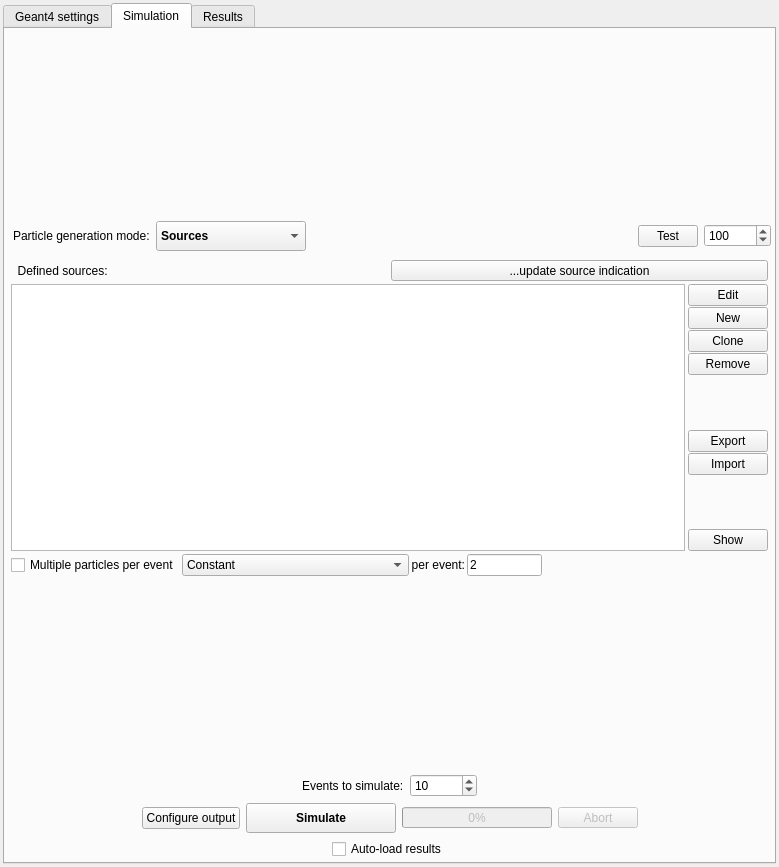
The window that ants3bundle/src/ants3/gui/particleSim/aparticlesimwin.ui (andrmor/ANTS3bundle) describes before a commit, drawn with Qt 5.
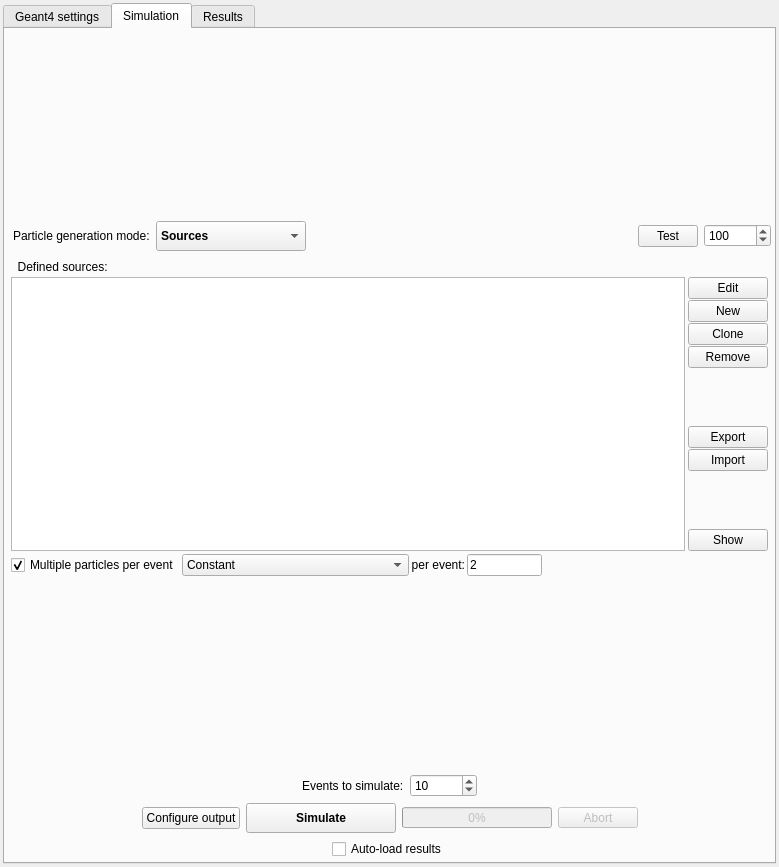
The same window after the commit. The open tabs and pages were chosen to show the change.

Patch:
```diff
--- a/ants3bundle/src/ants3/gui/particleSim/aparticlesimwin.ui
+++ b/ants3bundle/src/ants3/gui/particleSim/aparticlesimwin.ui
@@ -634,26 +634,6 @@
                 </property>
                </widget>
               </item>
-              <item>
-               <widget class="QPushButton" name="pbUpdateSourcesIndication">
-                <property name="maximumSize">
-                 <size>
-                  <width>16777215</width>
-                  <height>21</height>
-                 </size>
-                </property>
-                <property name="font">
-                 <font>
-                  <weight>50</weight>
-                  <bold>false</bold>
-                  <kerning>true</kerning>
-                 </font>
-                </property>
-                <property name="text">
-                 <string>...update source indication</string>
-                </property>
-               </widget>
-              </item>
              </layout>
             </item>
             <item>
@@ -810,6 +790,9 @@
                 <property name="text">
                  <string>Multiple particles per event</string>
                 </property>
+                <property name="checked">
+                 <bool>true</bool>
+                </property>
                </widget>
               </item>
               <item>
```
Left out of the diff: 10 changed lines with no effect on the pictures.
